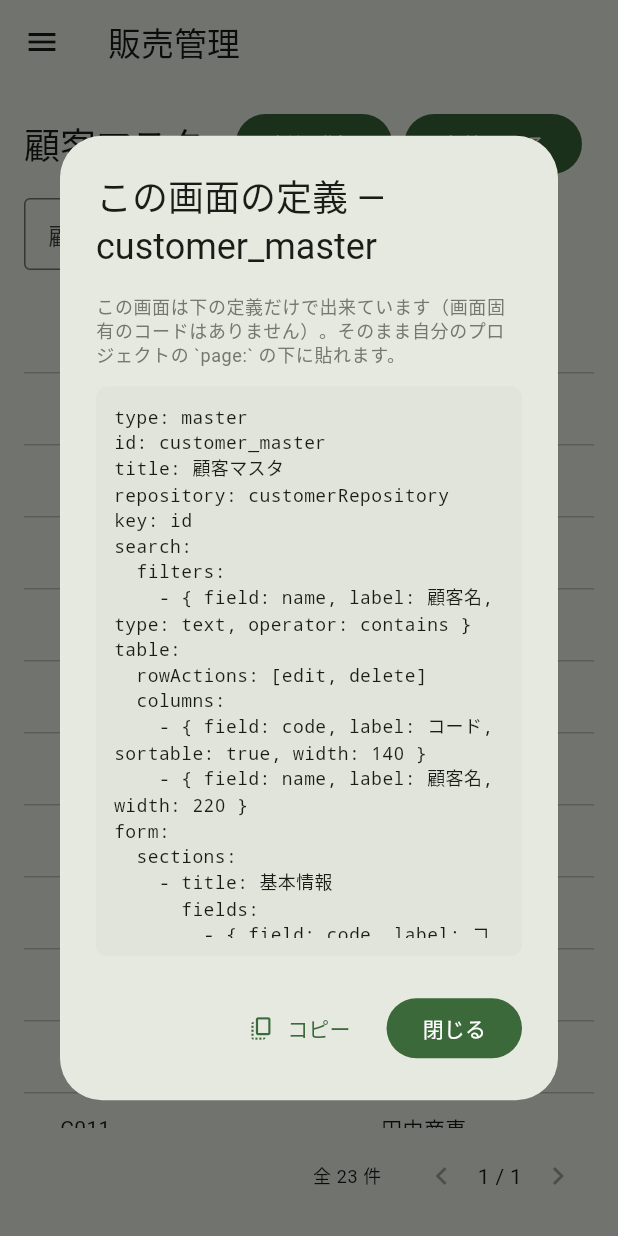
After one commit to ASIL-E-Hatake/hatake, a Flutter app: the screen it shows after launch, after a tap on "定義を見る", on a phone screen of 412 x 824 dp. The commit adds this screen. Run offline on Flutter 3.47's test engine with Material 3 defaults, Android fonts, the phone set to English and light mode, and no system bars; our stand-ins replace equatable, yaml.

Commit message:
feat(demo): デモに「定義を見る」を追加（画面↔定義の対応を可視化）
- 各ページに plugin アクション showDefinition を宣言し、押すとその画面の YAML だけを表示（コピー可）
- definition_source.dart: pages: から該当ページを切り出しインデントを正規化（menu の項目は誤検出しない）
- definition_dialog.dart: 等幅表示＋コピー＋説明文
- フレームワーク本体は無改修（既存のプラグインアクション機構のみ利用＝拡張機構のデモも兼ねる）
- 正典 spec/examples/sales_app.yaml は変更せず、デモ資産のみ拡張（理由を冒頭コメントに明記）
- validate_schema.py にデモ資産を追加（公開物の YAML を CI で検証）
- test: 切り出し4件＋ダイアログ1件＋シェル1件（analyze クリーン／リリースWebビルド通過）

```diff
--- a/flutter/packages/hatake_example/assets/sales_app.yaml
+++ b/flutter/packages/hatake_example/assets/sales_app.yaml
@@ -1,3 +1,5 @@
+# hatake デモ用の定義。spec/examples/sales_app.yaml と同じ内容に、デモ限定の
+# 「定義を見る」プラグインアクション（plugin: showDefinition）を各ページへ追加したもの。
 dsl_version: "1.0"
 app:
   id: sales_admin
@@ -31,6 +33,7 @@ app:
               - { field: name, label: 顧客名, type: text, required: true }
       actions:
         - { id: create, type: create, label: 新規登録 }
+        - { id: showDef, type: plugin, plugin: showDefinition, label: 定義を見る, config: { page: customer_master } }
 
     - type: master
       id: product_master
@@ -47,6 +50,7 @@ app:
               - { field: name, label: 商品名, required: true }
       actions:
         - { id: create, type: create, label: 新規登録 }
+        - { id: showDef, type: plugin, plugin: showDefinition, label: 定義を見る, config: { page: product_master } }
 
     - type: search
       id: order_search
@@ -65,6 +69,7 @@ app:
       actions:
         # 行から詳細へ遷移。$row.no を詳細ページの key に渡す。
         - { id: detail, type: navigate, label: 詳細, page: order_detail, params: { id: "$row.orderNo" } }
+        - { id: showDef, type: plugin, plugin: showDefinition, label: 定義を見る, config: { page: order_search } }
 
     - type: detail
       id: order_detail
@@ -78,3 +83,5 @@ app:
               - { field: orderNo, label: 受注番号 }
               - { field: customer, label: 顧客 }
               - { field: amount, label: 金額, format: currency, config: { symbol: "¥" } }
+      actions:
+        - { id: showDef, type: plugin, plugin: showDefinition, label: 定義を見る, config: { page: order_detail } }
--- /dev/null
+++ b/flutter/packages/hatake_example/lib/definition_dialog.dart
@@ -0,0 +1,89 @@
+import 'package:flutter/material.dart';
+import 'package:flutter/services.dart' show Clipboard, ClipboardData;
+
+/// Shows the YAML that produced the current screen, so a visitor can see
+/// exactly what to write. Demo-only widget.
+class DefinitionDialog extends StatelessWidget {
+  final String title;
+  final String yaml;
+
+  const DefinitionDialog({super.key, required this.title, required this.yaml});
+
+  static Future<void> show(
+    BuildContext context, {
+    required String title,
+    required String yaml,
+  }) {
+    return showDialog<void>(
+      context: context,
+      builder: (_) => DefinitionDialog(title: title, yaml: yaml),
+    );
+  }
+
+  @override
+  Widget build(BuildContext context) {
+    final theme = Theme.of(context);
+    return AlertDialog(
+      title: Text('この画面の定義 — $title'),
+      content: SizedBox(
+        width: 640,
+        child: Column(
+          mainAxisSize: MainAxisSize.min,
+          crossAxisAlignment: CrossAxisAlignment.start,
+          children: [
+            Text(
+              'この画面は下の定義だけで出来ています（画面固有のコードはありません）。'
+              'そのまま自分のプロジェクトの `page:` の下に貼れます。',
+              style: theme.textTheme.bodySmall
+                  ?.copyWith(color: theme.colorScheme.outline),
+            ),
+            const SizedBox(height: 12),
+            ConstrainedBox(
+              constraints: const BoxConstraints(maxHeight: 380),
+              child: Container(
+                width: double.infinity,
+                padding: const EdgeInsets.all(12),
+                decoration: BoxDecoration(
+                  color: theme.colorScheme.surfaceContainerHighest,
+                  borderRadius: BorderRadius.circular(8),
+                ),
+                child: SingleChildScrollView(
+                  child: Text(
+                    yaml,
+                    key: const Key('demo.definition.yaml'),
+                    style: const TextStyle(
+                      fontFamily: 'monospace',
+                      fontFamilyFallback: ['Courier New', 'monospace'],
+                      fontSize: 12,
+                      height: 1.4,
+                    ),
+                  ),
+                ),
+              ),
+            ),
+          ],
+        ),
+      ),
+      actions: [
+        TextButton.icon(
+          key: const Key('demo.definition.copy'),
+          onPressed: () async {
+            await Clipboard.setData(ClipboardData(text: yaml));
+            if (context.mounted) {
+              ScaffoldMessenger.of(context).showSnackBar(
+                const SnackBar(content: Text('定義をコピーしました')),
+              );
+            }
+          },
+          icon: const Icon(Icons.copy_all_outlined),
+          label: const Text('コピー'),
+        ),
+        FilledButton(
+          key: const Key('demo.definition.close'),
+          onPressed: () => Navigator.of(context).pop(),
+          child: const Text('閉じる'),
+        ),
+      ],
+    );
+  }
+}
--- /dev/null
+++ b/flutter/packages/hatake_example/lib/definition_source.dart
@@ -0,0 +1,45 @@
+/// Slices the raw app YAML so the demo can show "this screen came from this
+/// definition". Demo-only helper — not part of the framework.
+///
+/// Returns the `pages:` entry whose `id:` is [pageId], de-indented so it reads
+/// as a standalone page definition (i.e. what you would write under `page:`),
+/// or null when the id isn't found.
+String? extractPageYaml(String source, String pageId) {
+  final lines = source.split('\n');
+
+  // Only look inside `app: pages:` — the `menu:` list also uses `- ` entries.
+  final pagesAt = lines.indexWhere((l) => RegExp(r'^\s{2}pages:\s*$').hasMatch(l));
+  if (pagesAt < 0) return null;
+
+  final starts = <int>[];
+  var stop = lines.length;
+  for (var i = pagesAt + 1; i < lines.length; i++) {
+    final line = lines[i];
+    if (line.trim().isEmpty) continue;
+    final indent = line.length - line.trimLeft().length;
+    if (indent <= 2) {
+      stop = i; // dedented back out of the pages: block
+      break;
+    }
+    if (indent == 4 && line.trimLeft().startsWith('- ')) starts.add(i);
+  }
+
+  for (var e = 0; e < starts.length; e++) {
+    final from = starts[e];
+    final to = e + 1 < starts.length ? starts[e + 1] : stop;
+    final block = lines.sublist(from, to);
+    if (block.any((l) => l.trim() == 'id: $pageId')) {
+      return _dedent(block);
+    }
+  }
+  return null;
+}
+
+/// Drops the list indentation (`    - ` / 6 spaces) so the block starts at
+/// column 0 and stays copy-pasteable.
+String _dedent(List<String> block) {
+  return block
+      .map((l) => l.length >= 6 ? l.substring(6) : l.trimLeft())
+      .join('\n')
+      .trimRight();
+}
--- a/flutter/packages/hatake_example/lib/main.dart
+++ b/flutter/packages/hatake_example/lib/main.dart
@@ -4,6 +4,8 @@ import 'package:hatake_material/hatake_material.dart';
 import 'package:hatake_yaml/hatake_yaml.dart';
 
 import 'customer_repository.dart';
+import 'definition_dialog.dart';
+import 'definition_source.dart';
 import 'order_repository.dart';
 import 'product_repository.dart';
 
@@ -11,17 +13,25 @@ Future<void> main() async {
   WidgetsFlutterBinding.ensureInitialized();
   final yaml = await rootBundle.loadString('assets/sales_app.yaml');
   final definition = parseAppYaml(yaml);
-  runApp(HatakeExampleApp(definition: definition));
+  runApp(HatakeExampleApp(definition: definition, source: yaml));
 }
 
 /// Renders a whole app — menu shell plus every page — from a single
 /// [AppDefinition]. The UI is produced entirely from the definition; there is
 /// no screen-specific widget code here. In-memory repositories stand in for a
 /// real backend.
+///
+/// [source] is the raw YAML, kept so the "定義を見る" action can show visitors
+/// the definition behind the screen they are looking at.
 class HatakeExampleApp extends StatelessWidget {
   final AppDefinition definition;
+  final String source;
 
-  const HatakeExampleApp({super.key, required this.definition});
+  const HatakeExampleApp({
+    super.key,
+    required this.definition,
+    required this.source,
+  });
 
   @override
   Widget build(BuildContext context) {
@@ -39,6 +49,21 @@ class HatakeExampleApp extends StatelessWidget {
           'orderRepository': OrderRepository.seeded(),
         }),
         renderer: const MaterialRenderer(),
+        // Plugin action: each page declares
+        //   { type: plugin, plugin: showDefinition, config: { page: <id> } }
+        // and this handler shows the matching slice of the YAML.
+        actions: ActionRegistry({
+          'showDefinition': (ctx) async {
+            final pageId = ctx.action.config['page']?.toString() ?? '';
+            final yaml = extractPageYaml(source, pageId);
+            if (yaml == null) return;
+            await DefinitionDialog.show(
+              ctx.buildContext,
+              title: pageId,
+              yaml: yaml,
+            );
+          },
+        }),
         child: HatakeApp(app: definition),
       ),
     );
```
Also changed, not shown: 4 other files.
